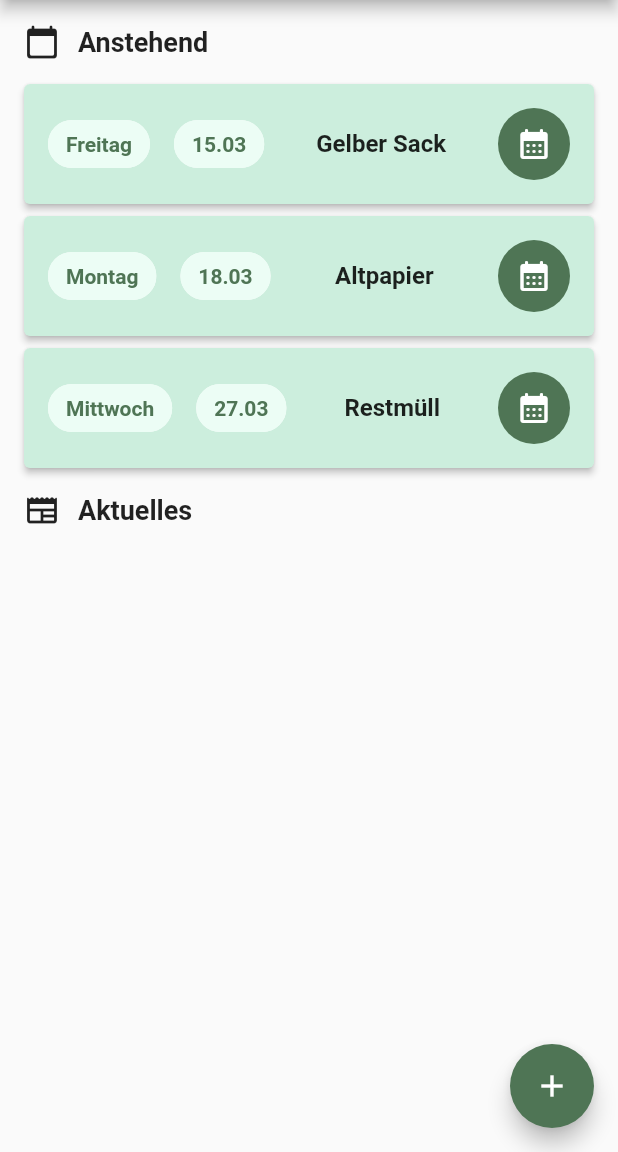
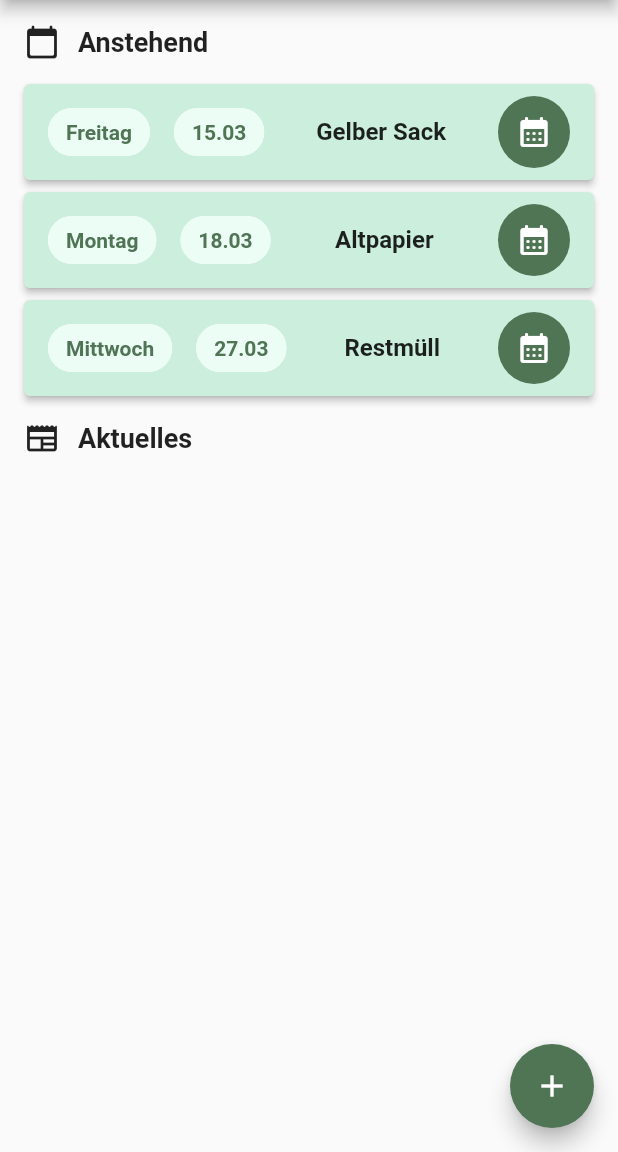
Before and after one commit to WolfyScript/Uni-EMI-Project, a Flutter app: the screen it shows after launch, on a phone screen of 412 x 824 dp, the part 84-1236 px from its top. Run offline on Flutter 3.47's test engine with Material 2 defaults, Android fonts, the phone set to English and light mode, and no system bars.

Commit message:
Reduced padding of upcoming btn

```diff
--- a/lib/pages/start.dart
+++ b/lib/pages/start.dart
@@ -129,7 +129,7 @@ class _MyHomePageState extends State<MyHomePage> {
       onPressed: () {},
       style: const ButtonStyle(
         padding: MaterialStatePropertyAll(
-          EdgeInsets.symmetric(vertical: 16, horizontal: 16),
+          EdgeInsets.symmetric(vertical: 8, horizontal: 16),
         ),
         backgroundColor: MaterialStatePropertyAll(
           MaterialColor(0xFFCCEEDD, <int, Color>{0: Color(0xFFCCEEDD)}),
@@ -149,7 +149,7 @@ class _MyHomePageState extends State<MyHomePage> {
                         0xFF4F7555, <int, Color>{0: Color(0xFF4F7555)}),
                   ),
                   backgroundColor: const MaterialColor(
-                      0xFFECFDF5, <int, Color>{0: const Color(0xFFECFDF5)}),
+                      0xFFECFDF5, <int, Color>{0: Color(0xFFECFDF5)}),
                 ),
                 const SizedBox(
                   width: 16,
```
